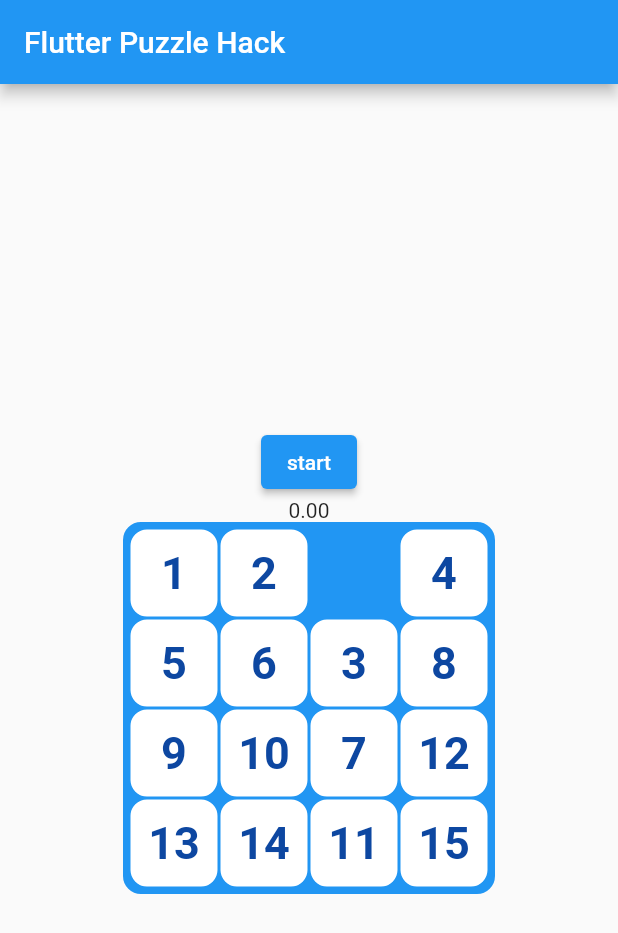
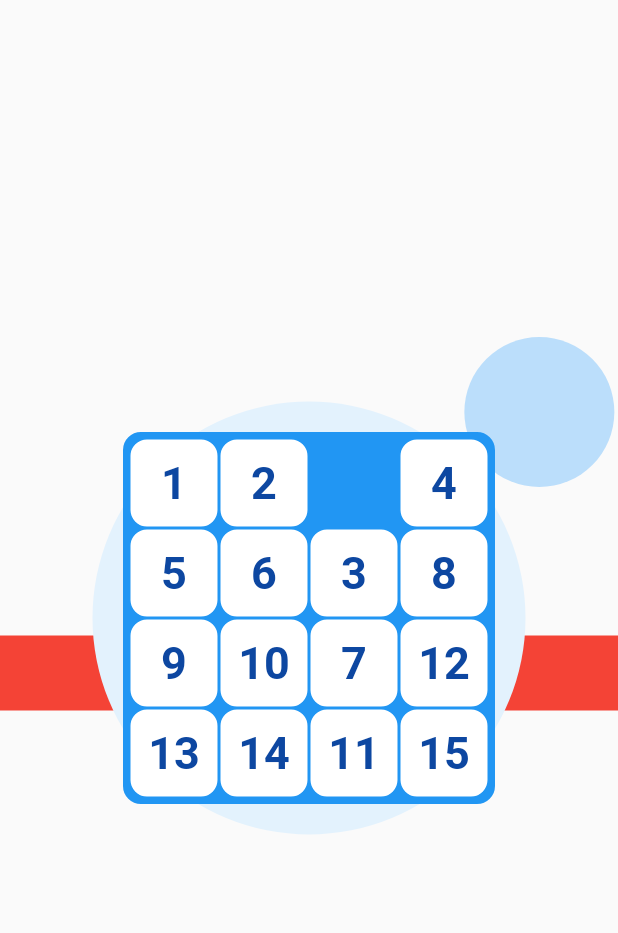
Before and after one commit to gottfired/flutter_puzzle, a Flutter app: the screen it shows after launch, after a tap on an icon or button, on a phone screen of 412 x 824 dp. Shown: the top 933 px of the screen. Run offline on Flutter 3.47's test engine with Material 2 defaults, Android fonts, the phone set to English and light mode, and no system bars.

Commit message:
add some random animated background

```diff
--- /dev/null
+++ b/lib/background.dart
@@ -0,0 +1,82 @@
+import 'dart:math';
+
+import 'package:flutter/material.dart';
+import 'package:flutter/scheduler.dart';
+
+class BackgroundPainter extends CustomPainter {
+  final double value;
+
+  BackgroundPainter({required this.value});
+
+  @override
+  void paint(Canvas canvas, Size size) {
+    var paint = Paint()
+      ..color = Colors.red
+      ..strokeWidth = 50
+      ..strokeCap = StrokeCap.round;
+
+    final center = Offset(size.width / 2, size.height / 2);
+    final length = min(size.width, size.height);
+
+    // Paint line moving up/down
+    final range = size.width / 4;
+    final y = size.height / 2 + sin(value) * range;
+    canvas.drawLine(Offset(0, y), Offset(size.width, y), paint);
+
+    // Paint center pulsing circle
+    paint = Paint()
+      ..color = Colors.blue.shade50
+      ..strokeWidth = 5
+      ..strokeCap = StrokeCap.round;
+
+    final rMin = length * 0.4;
+    final rMax = length * 0.45;
+    canvas.drawCircle(Offset(center.dx, center.dy), rMin + (rMax - rMin) * sin(4 * value), paint);
+
+    // Paint rotating circles
+    paint = Paint()..color = Colors.blue.shade100;
+
+    final r2 = length / 2;
+    canvas.drawCircle(Offset(center.dx + r2 * cos(2 * value), center.dy + r2 * sin(2 * value)), 50, paint);
+
+    paint = Paint()..color = Colors.blue.shade200;
+
+    final r3 = length / 3;
+    canvas.drawCircle(Offset(center.dx + r3 * cos(2 * value), center.dy + r3 * sin(2 * value)), 20, paint);
+  }
+
+  @override
+  bool shouldRepaint(CustomPainter painter) => true;
+}
+
+class Background extends StatefulWidget {
+  @override
+  State<Background> createState() => _BackgroundState();
+}
+
+class _BackgroundState extends State<Background> {
+  late final Ticker ticker;
+  double time = 0;
+  double dt = 0;
+
+  _BackgroundState() {
+    ticker = Ticker((duration) {
+      setState(() {
+        final current = duration.inMilliseconds / 1000.0;
+        dt = current - time;
+        time = current;
+      });
+    });
+
+    ticker.start();
+  }
+
+  @override
+  Widget build(BuildContext context) {
+    final size = MediaQuery.of(context).size;
+    return CustomPaint(
+      size: size,
+      painter: BackgroundPainter(value: time),
+    );
+  }
+}
--- a/lib/main.dart
+++ b/lib/main.dart
@@ -1,4 +1,5 @@
 import 'package:flutter/material.dart';
+import 'package:flutter_puzzle/background.dart';
 import 'package:flutter_puzzle/countdown.dart';
 import 'package:flutter_puzzle/puzzle.dart';
 
@@ -40,10 +41,12 @@ class _MainPageState extends State<MainPage> {
   @override
   Widget build(BuildContext context) {
     return Scaffold(
-      appBar: AppBar(
-        title: Text(widget.title),
-      ),
-      body: Center(
+      // appBar: AppBar(
+      //   title: Text(widget.title),
+      // ),
+      body: Stack(children: [
+        Background(),
+        Center(
           child: Column(
             // Invoke "debug painting" (press "p" in the console, choose the
             // "Toggle Debug Paint" action from the Flutter Inspector in Android
@@ -52,7 +55,7 @@ class _MainPageState extends State<MainPage> {
             //
             mainAxisAlignment: MainAxisAlignment.center,
             children: <Widget>[
-            const Countdown(seconds: 10),
+              // const Countdown(seconds: 10),
               Grid(_puzzle, (int number) {
                 setState(() {
                   _puzzle.move(number);
@@ -61,6 +64,7 @@ class _MainPageState extends State<MainPage> {
             ],
           ),
         ),
+      ]),
     );
   }
 }
```
Lines whose indentation alone changed are shown as unchanged.
